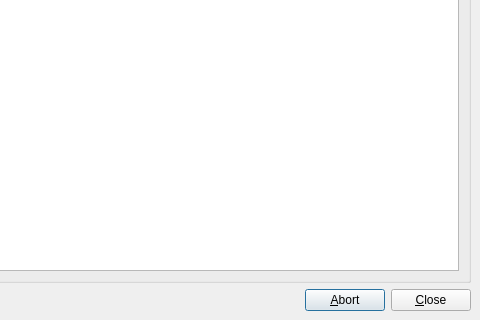
Qt form ui/rcslogform.ui (phoenix741/xinx) before a commit; both pictures show x 210 to 690 and y 81 to 401 of the 690 by 401 pixel window.
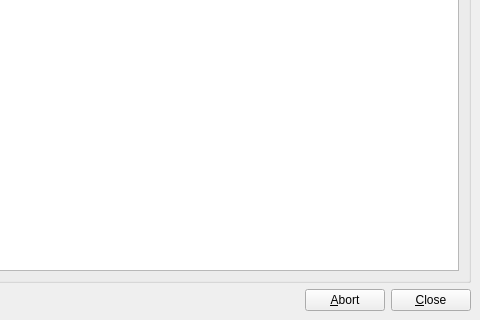
The same form after that commit. Icons and pictures are not drawn.

```diff
--- a/ui/rcslogform.ui
+++ b/ui/rcslogform.ui
@@ -1,6 +1,6 @@
 <ui version="4.0" >
  <class>RCSLogDialog</class>
- <widget class="QDialog" name="RCSLogDialog" >
+ <widget class="QWidget" name="RCSLogDialog" >
   <property name="geometry" >
    <rect>
     <x>0</x>
```
Left out of the diff: 46 changed lines with no effect on the pictures.
